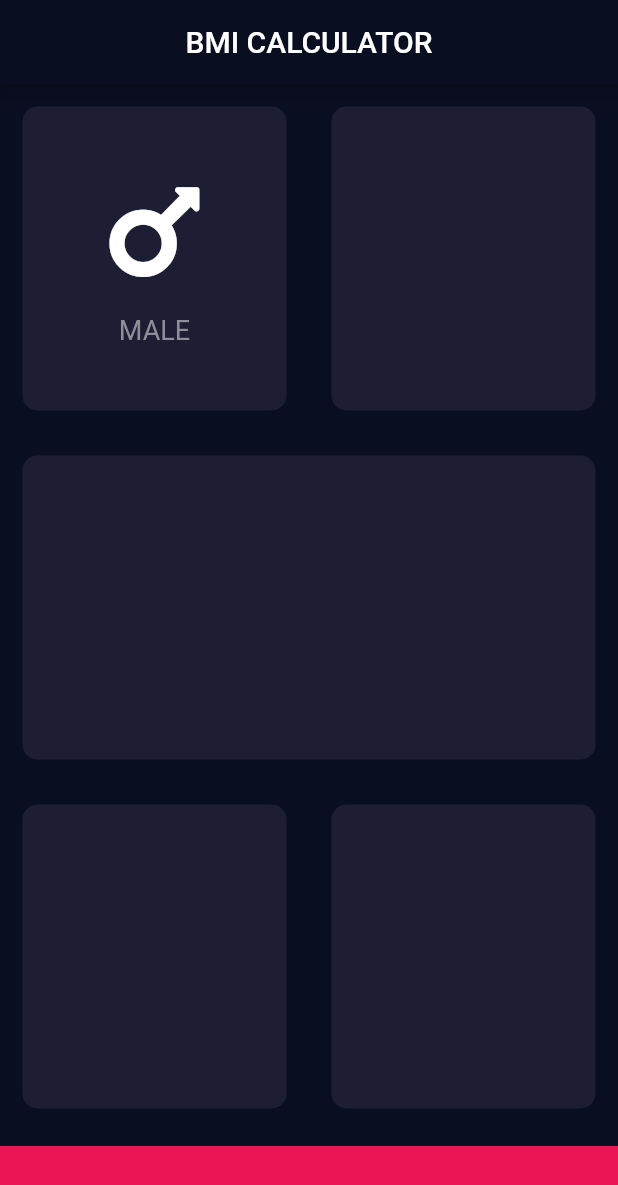
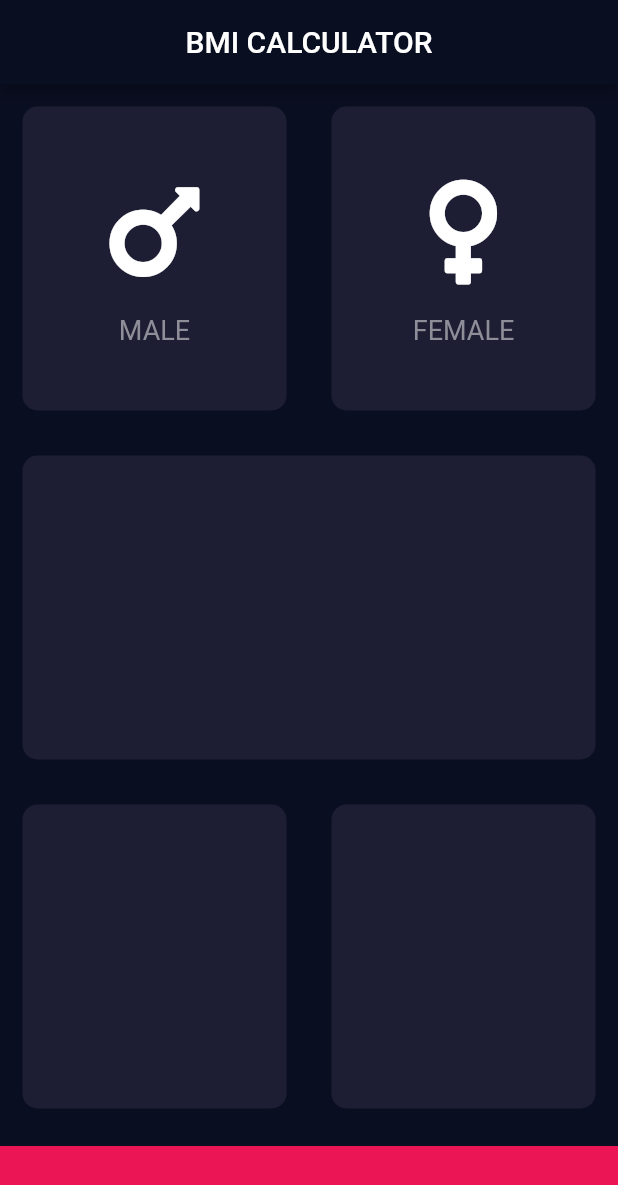
Before and after one commit to Nirbhay-nrb/Flutter, a Flutter app: the screen it shows after launch, on a phone screen of 412 x 824 dp. Shown: the top 1185 px of the screen. Run offline on Flutter 3.47's test engine with Material 2 defaults, Android fonts, the light colour scheme and no system bars; our stand-ins replace audioplayers, font_awesome_flutter, rflutter_alert.

Commit message:
added icon_content.dart and reusable_card.dart files

```diff
--- /dev/null
+++ b/bmi-calculator-flutter/lib/icon_content.dart
@@ -0,0 +1,31 @@
+import 'package:flutter/material.dart';
+
+const labelTextStyle = TextStyle(
+  fontSize: 18.0,
+  color: Color(0xFF8D8E98),
+);
+
+class IconContent extends StatelessWidget {
+  final IconData icon;
+  final String label;
+  IconContent({@required this.icon, @required this.label});
+  @override
+  Widget build(BuildContext context) {
+    return Column(
+      mainAxisAlignment: MainAxisAlignment.center,
+      children: <Widget>[
+        Icon(
+          icon,
+          size: 80.0,
+        ),
+        SizedBox(
+          height: 15.0,
+        ),
+        Text(
+          label,
+          style: labelTextStyle,
+        ),
+      ],
+    );
+  }
+}
--- a/bmi-calculator-flutter/lib/input_page.dart
+++ b/bmi-calculator-flutter/lib/input_page.dart
@@ -1,5 +1,7 @@
 import 'package:flutter/material.dart';
 import 'package:font_awesome_flutter/font_awesome_flutter.dart';
+import 'reusable_card.dart';
+import 'icon_content.dart';
 
 const bottomContainerHeight = 60.0;
 const activeCardColour = Color(0xFF1D1E33);
@@ -26,30 +28,19 @@ class _InputPageState extends State<InputPage> {
                 Expanded(
                   child: ReusableCard(
                     colour: activeCardColour,
-                    cardChild: Column(
-                      mainAxisAlignment: MainAxisAlignment.center,
-                      children: <Widget>[
-                        Icon(
-                          FontAwesomeIcons.mars,
-                          size: 80.0,
-                        ),
-                        SizedBox(
-                          height: 15.0,
-                        ),
-                        Text(
-                          'MALE',
-                          style: TextStyle(
-                            fontSize: 18.0,
-                            color: Color(0xFF8D8E98),
-                          ),
-                        ),
-                      ],
+                    cardChild: IconContent(
+                      icon: FontAwesomeIcons.mars,
+                      label: 'MALE',
                     ),
                   ),
                 ),
                 Expanded(
                   child: ReusableCard(
                     colour: activeCardColour,
+                    cardChild: IconContent(
+                      icon: FontAwesomeIcons.venus,
+                      label: 'FEMALE',
+                    ),
                   ),
                 ),
               ],
@@ -87,20 +78,3 @@ class _InputPageState extends State<InputPage> {
     );
   }
 }
-
-class ReusableCard extends StatelessWidget {
-  final Color colour;
-  ReusableCard({@required this.colour, this.cardChild}); // constructor
-  final Widget cardChild;
-  @override
-  Widget build(BuildContext context) {
-    return Container(
-      child: cardChild,
-      margin: EdgeInsets.all(15.0),
-      decoration: BoxDecoration(
-        color: colour,
-        borderRadius: BorderRadius.circular(10.0),
-      ),
-    );
-  }
-}
--- /dev/null
+++ b/bmi-calculator-flutter/lib/reusable_card.dart
@@ -0,0 +1,18 @@
+import 'package:flutter/material.dart';
+
+class ReusableCard extends StatelessWidget {
+  final Color colour;
+  ReusableCard({@required this.colour, this.cardChild}); // constructor
+  final Widget cardChild;
+  @override
+  Widget build(BuildContext context) {
+    return Container(
+      child: cardChild,
+      margin: EdgeInsets.all(15.0),
+      decoration: BoxDecoration(
+        color: colour,
+        borderRadius: BorderRadius.circular(10.0),
+      ),
+    );
+  }
+}
```
